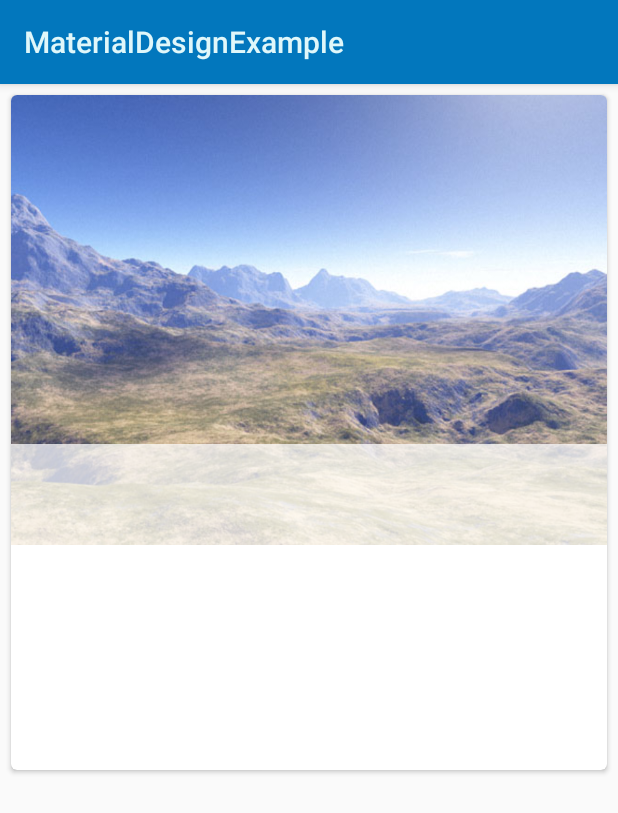
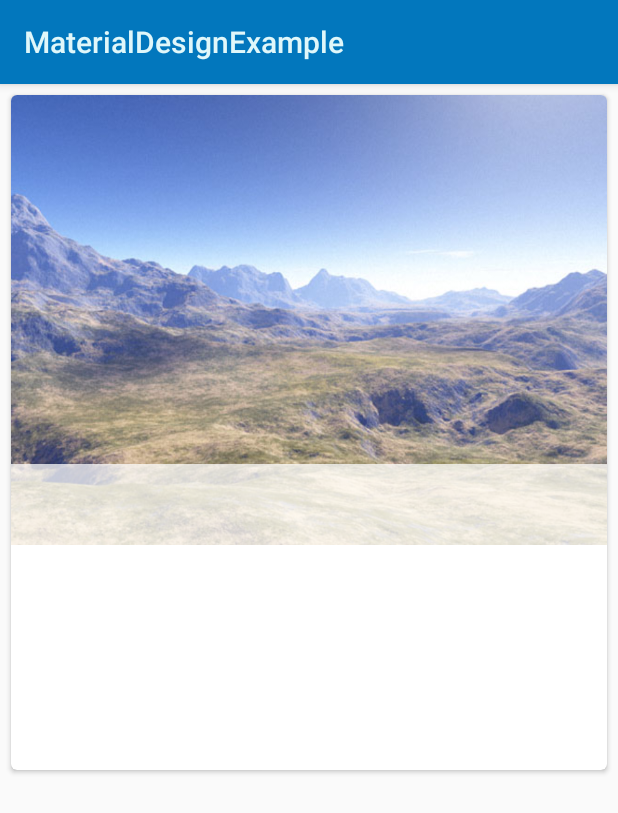
Before and after one commit to AmauryEsparza/MaterialDesignExample, an Android app: the layout cards_repositories.xml on its own in the app's theme, with its tools: preview values and no code run, on a phone screen of 412 x 824 dp. Shown: the top 813 px of the screen. Run offline under Robolectric (Android 15) with nearby library versions, the phone set to English and light mode, and no system bars.

Commit message:
Custom transitions in progress

```diff
--- a/app/src/main/java/com/example/materialdesignexample/utils/RecyclerViewOnGestureListener.java
+++ b/app/src/main/java/com/example/materialdesignexample/utils/RecyclerViewOnGestureListener.java
@@ -14,6 +14,7 @@ import com.example.materialdesignexample.fragments.RepositoriesListFragment;
  */
 
 public class RecyclerViewOnGestureListener extends GestureDetector.SimpleOnGestureListener {
+
     @Override
     public boolean onSingleTapConfirmed(MotionEvent e) {
         RepositoriesListFragment.tapConfirmed();
--- a/app/src/main/java/com/example/materialdesignexample/utils/RecyclerViewRepoAdapter.java
+++ b/app/src/main/java/com/example/materialdesignexample/utils/RecyclerViewRepoAdapter.java
@@ -25,7 +25,7 @@ public class RecyclerViewRepoAdapter extends RecyclerView.Adapter<RecyclerViewRe
         public ListItemViewHolder(View itemView) {
             super(itemView);
             label = (TextView) itemView.findViewById(R.id.info_text);
-            //description = (TextView) itemView.findViewById(R.id.tview_description_repo);
+            description = (TextView) itemView.findViewById(R.id.description_text);
         }
     }
 
@@ -53,11 +53,11 @@ public class RecyclerViewRepoAdapter extends RecyclerView.Adapter<RecyclerViewRe
         Repos repo = reposList.get(position);
         //Replace the contents of the view with that element
         holder.label.setText(repo.getName());
-        /*if(repo.getDescription().equals("")){
+        if(repo.getDescription().equals("")){
             holder.description.setText("No repo description available");
         }else{
             holder.description.setText(repo.getDescription());
-        }*/
+        }
     }
 
     //Invoked by the LayoutManager
--- a/app/src/main/res/layout/cards_repositories.xml
+++ b/app/src/main/res/layout/cards_repositories.xml
@@ -16,7 +16,7 @@
         android:layout_marginStart="5dip"
         card_view:cardCornerRadius="4dp">
         <LinearLayout
-            android:orientation="horizontal"
+            android:orientation="vertical"
             android:layout_width="match_parent"
             android:layout_height="match_parent">
                <RelativeLayout
@@ -29,19 +29,22 @@
                        android:layout_width="match_parent"
                        android:layout_height="wrap_content"
                        android:layout_alignParentBottom="true"
-                       android:textSize="50dip"
+                       android:textSize="40sp"
                        android:textColorHighlight="#FFFFFF"
                        android:background="@color/text_view_repo_title"
+                       android:transitionName="name_text_common"
                    />
                </RelativeLayout>
                <LinearLayout
                     android:layout_width="match_parent"
-                    android:layout_height="90dip"
-                    android:background="#000000">
+                    android:layout_height="fill_parent">
                     <TextView
-                            android:layout_width="match_parent"
-                            android:layout_height="wrap_content"
-                            android:text="Holajdioasjdksla"/>
+                        android:id="@+id/description_text"
+                        android:layout_width="match_parent"
+                        android:layout_height="wrap_content"
+                        android:layout_margin="2dip"
+                        android:textSize="20sp"
+                        android:transitionName="description_text_common"/>
                </LinearLayout>
         </LinearLayout>
     </android.support.v7.widget.CardView>
--- a/app/src/main/res/values-v21/styles.xml
+++ b/app/src/main/res/values-v21/styles.xml
@@ -13,5 +13,11 @@
         <item name="android:navigationBarColor">@color/navigation_bar_color</item>
         <!--   status bar text color -->
         <item name="android:textColorPrimary">@color/text_navigation_color</item>
+
+        <!-- specify shared element transitions -->
+        <item name="android:windowSharedElementEnterTransition">
+            @transition/change_item_transform</item>
+        <item name="android:windowSharedElementExitTransition">
+            @transition/change_item_transform</item>
     </style>
 </resources>
```
Also changed, not shown: app/src/main/java/com/example/materialdesignexample/activities/DetailsRepositoriesActivity.java (added, +18 -0 lines), app/src/main/java/com/example/materialdesignexample/activities/RepositoriesActivity.java (+27 -10 lines), app/src/main/java/com/example/materialdesignexample/fragments/RepositoriesListFragment.java (+18 -6 lines), app/src/main/java/com/example/materialdesignexample/interfaces/IBaseFragmentCommunicator.java (added, +11 -0 lines), app/src/main/res/layout/layout_details_repositories.xml (added, +18 -0 lines).
